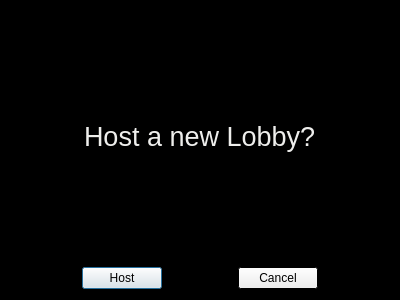
demolition18956/DodgeBall-Game, file DodgeBall/hostlobbydialog.ui: the form before one commit.
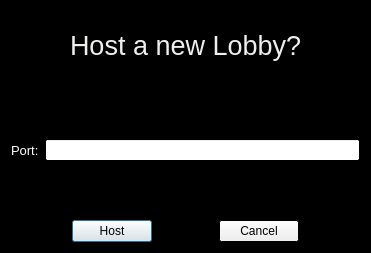
The form after the commit.

Commit message: Softcoded port input from hostlobby dialog and added validators

```diff
--- a/DodgeBall/hostlobbydialog.ui
+++ b/DodgeBall/hostlobbydialog.ui
@@ -6,8 +6,8 @@
    <rect>
     <x>0</x>
     <y>0</y>
-    <width>400</width>
-    <height>300</height>
+    <width>371</width>
+    <height>253</height>
    </rect>
   </property>
   <property name="palette">
@@ -77,9 +77,11 @@
   <property name="windowTitle">
    <string>Dialog</string>
   </property>
+  <layout class="QGridLayout" name="gridLayout">
+   <item row="0" column="0">
   <layout class="QVBoxLayout" name="verticalLayout">
    <item>
-    <layout class="QHBoxLayout" name="horizontalLayout_2">
+      <layout class="QHBoxLayout" name="horizontalLayout">
      <item>
       <spacer name="horizontalSpacer_4">
        <property name="orientation">
@@ -87,8 +89,8 @@
        </property>
        <property name="sizeHint" stdset="0">
         <size>
-         <width>68</width>
-         <height>20</height>
+           <width>40</width>
+           <height>68</height>
         </size>
        </property>
       </spacer>
@@ -149,8 +151,8 @@
        </property>
        <property name="sizeHint" stdset="0">
         <size>
-         <width>68</width>
-         <height>20</height>
+           <width>41</width>
+           <height>68</height>
         </size>
        </property>
       </spacer>
@@ -158,7 +160,197 @@
     </layout>
    </item>
    <item>
-    <layout class="QHBoxLayout" name="horizontalLayout">
+      <spacer name="verticalSpacer">
+       <property name="orientation">
+        <enum>Qt::Vertical</enum>
+       </property>
+       <property name="sizeHint" stdset="0">
+        <size>
+         <width>20</width>
+         <height>40</height>
+        </size>
+       </property>
+      </spacer>
+     </item>
+     <item>
+      <layout class="QHBoxLayout" name="horizontalLayout_3">
+       <item>
+        <widget class="QLabel" name="portLabel">
+         <property name="palette">
+          <palette>
+           <active>
+            <colorrole role="WindowText">
+             <brush brushstyle="SolidPattern">
+              <color alpha="255">
+               <red>255</red>
+               <green>255</green>
+               <blue>255</blue>
+              </color>
+             </brush>
+            </colorrole>
+            <colorrole role="Text">
+             <brush brushstyle="SolidPattern">
+              <color alpha="255">
+               <red>255</red>
+               <green>255</green>
+               <blue>255</blue>
+              </color>
+             </brush>
+            </colorrole>
+            <colorrole role="Base">
+             <brush brushstyle="SolidPattern">
+              <color alpha="255">
+               <red>255</red>
+               <green>255</green>
+               <blue>255</blue>
+              </color>
+             </brush>
+            </colorrole>
+            <colorrole role="Window">
+             <brush brushstyle="SolidPattern">
+              <color alpha="255">
+               <red>255</red>
+               <green>255</green>
+               <blue>255</blue>
+              </color>
+             </brush>
+            </colorrole>
+            <colorrole role="PlaceholderText">
+             <brush brushstyle="SolidPattern">
+              <color alpha="128">
+               <red>255</red>
+               <green>255</green>
+               <blue>255</blue>
+              </color>
+             </brush>
+            </colorrole>
+           </active>
+           <inactive>
+            <colorrole role="WindowText">
+             <brush brushstyle="SolidPattern">
+              <color alpha="255">
+               <red>255</red>
+               <green>255</green>
+               <blue>255</blue>
+              </color>
+             </brush>
+            </colorrole>
+            <colorrole role="Text">
+             <brush brushstyle="SolidPattern">
+              <color alpha="255">
+               <red>255</red>
+               <green>255</green>
+               <blue>255</blue>
+              </color>
+             </brush>
+            </colorrole>
+            <colorrole role="Base">
+             <brush brushstyle="SolidPattern">
+              <color alpha="255">
+               <red>255</red>
+               <green>255</green>
+               <blue>255</blue>
+              </color>
+             </brush>
+            </colorrole>
+            <colorrole role="Window">
+             <brush brushstyle="SolidPattern">
+              <color alpha="255">
+               <red>255</red>
+               <green>255</green>
+               <blue>255</blue>
+              </color>
+             </brush>
+            </colorrole>
+            <colorrole role="PlaceholderText">
+             <brush brushstyle="SolidPattern">
+              <color alpha="128">
+               <red>255</red>
+               <green>255</green>
+               <blue>255</blue>
+              </color>
+             </brush>
+            </colorrole>
+           </inactive>
+           <disabled>
+            <colorrole role="WindowText">
+             <brush brushstyle="SolidPattern">
+              <color alpha="255">
+               <red>120</red>
+               <green>120</green>
+               <blue>120</blue>
+              </color>
+             </brush>
+            </colorrole>
+            <colorrole role="Text">
+             <brush brushstyle="SolidPattern">
+              <color alpha="255">
+               <red>120</red>
+               <green>120</green>
+               <blue>120</blue>
+              </color>
+             </brush>
+            </colorrole>
+            <colorrole role="Base">
+             <brush brushstyle="SolidPattern">
+              <color alpha="255">
+               <red>255</red>
+               <green>255</green>
+               <blue>255</blue>
+              </color>
+             </brush>
+            </colorrole>
+            <colorrole role="Window">
+             <brush brushstyle="SolidPattern">
+              <color alpha="255">
+               <red>255</red>
+               <green>255</green>
+               <blue>255</blue>
+              </color>
+             </brush>
+            </colorrole>
+            <colorrole role="PlaceholderText">
+             <brush brushstyle="SolidPattern">
+              <color alpha="128">
+               <red>0</red>
+               <green>0</green>
+               <blue>0</blue>
+              </color>
+             </brush>
+            </colorrole>
+           </disabled>
+          </palette>
+         </property>
+         <property name="font">
+          <font>
+           <pointsize>10</pointsize>
+          </font>
+         </property>
+         <property name="text">
+          <string>Port:</string>
+         </property>
+        </widget>
+       </item>
+       <item>
+        <widget class="QLineEdit" name="portEdit"/>
+       </item>
+      </layout>
+     </item>
+     <item>
+      <spacer name="verticalSpacer_2">
+       <property name="orientation">
+        <enum>Qt::Vertical</enum>
+       </property>
+       <property name="sizeHint" stdset="0">
+        <size>
+         <width>20</width>
+         <height>40</height>
+        </size>
+       </property>
+      </spacer>
+     </item>
+     <item>
+      <layout class="QHBoxLayout" name="horizontalLayout_2">
      <item>
       <spacer name="horizontalSpacer">
        <property name="orientation">
@@ -211,6 +403,8 @@
         </size>
        </property>
       </spacer>
+       </item>
+      </layout>
      </item>
     </layout>
    </item>
```
Lines whose indentation alone changed are shown as unchanged. The commit also changes 6 other files.
